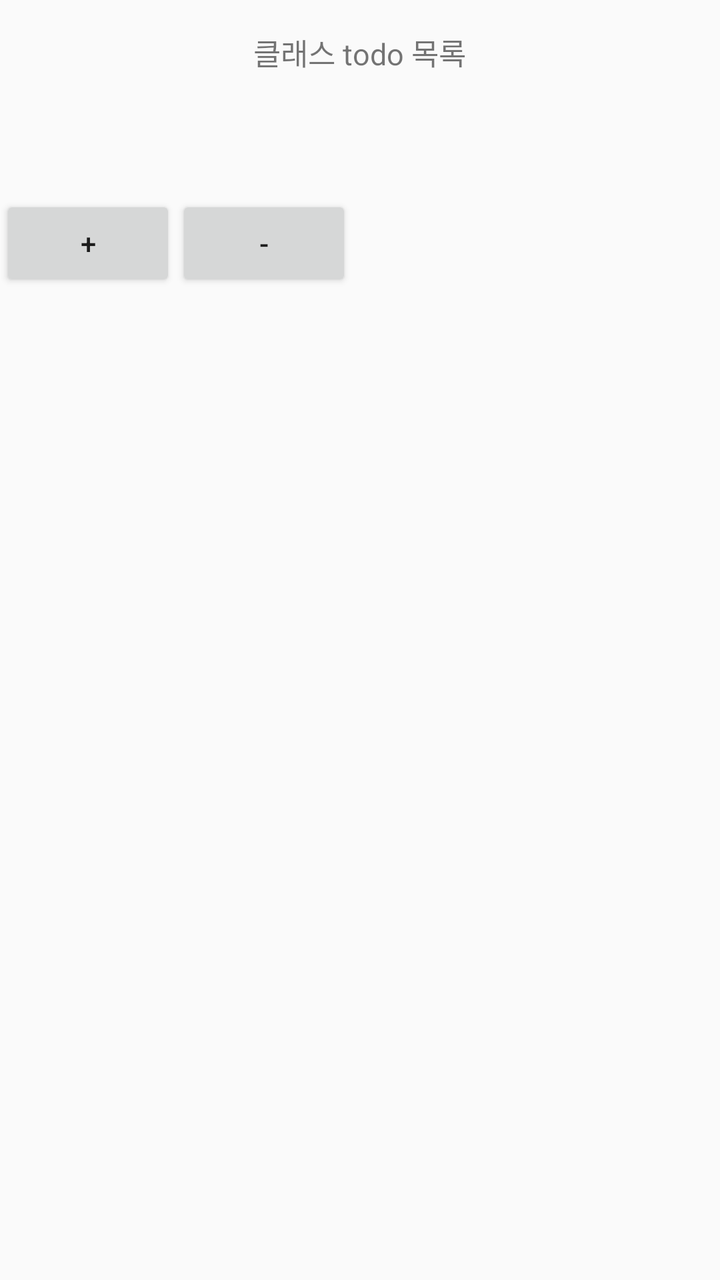
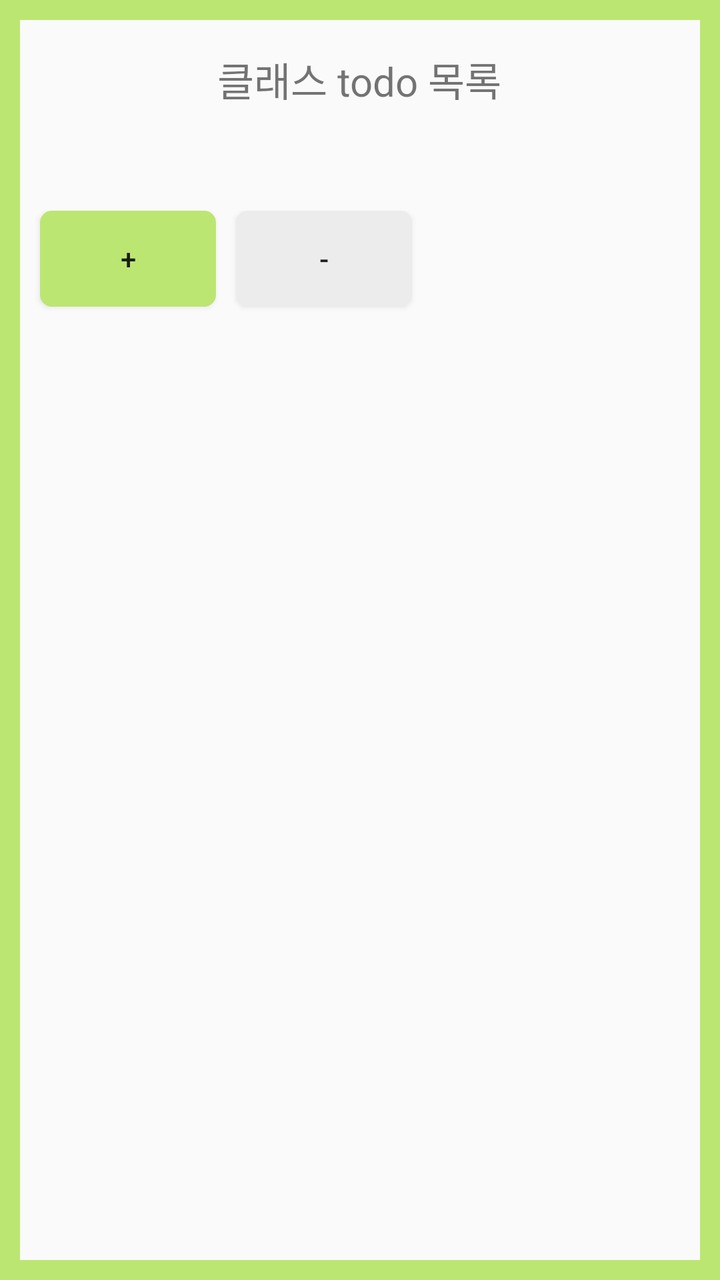

Compare the two renders of this Android layout. The source of the first and the diff that turns it into the second are given below.
<!-- AndroidManifest.xml: application theme Theme.AppCompat.Light.DarkActionBar -->
<!-- res/layout/activity_todo_c.xml -->
<?xml version="1.0" encoding="utf-8"?>
<LinearLayout xmlns:android="http://schemas.android.com/apk/res/android"
    android:layout_width="match_parent"
    android:layout_height="match_parent"
    android:orientation="vertical">

    <TextView
        android:id="@+id/todolistinclass"
        android:layout_width="wrap_content"
        android:layout_height="0dp"
        android:layout_gravity="center"
        android:text="클래스 todo 목록"
        android:layout_weight="1"
        android:textSize="15dp"
        android:layout_margin="15dp"/>

    <LinearLayout
        android:layout_width="match_parent"
        android:layout_height="0dp"
        android:orientation="horizontal"
        android:layout_weight="1">

        <Button
            android:layout_width="wrap_content"
            android:layout_height="wrap_content"
            android:id="@+id/addTodoC"
            android:layout_gravity="right"
            android:text="+"/>

        <Button
            android:layout_width="wrap_content"
            android:layout_height="wrap_content"
            android:layout_gravity="right"
            android:text="-"/>


    </LinearLayout>

    <LinearLayout
        android:layout_width="match_parent"
        android:layout_height="0dp"
        android:layout_weight="7"
        android:orientation="vertical">
        <ListView
            android:id="@+id/todoc"
            android:layout_width="match_parent"
            android:layout_height="wrap_content"/>
    </LinearLayout>

</LinearLayout>
<!-- resources referenced by this layout -->
<resources>

</resources>

<!-- the commit's change to res/layout/activity_todo_c.xml (unified diff, before → after) -->
@@ -2,6 +2,8 @@
 <LinearLayout xmlns:android="http://schemas.android.com/apk/res/android"
     android:layout_width="match_parent"
     android:layout_height="match_parent"
+    android:background="@drawable/lay_edge"
+    android:padding="10dp"
     android:orientation="vertical">
 
     <TextView
@@ -11,7 +13,7 @@
         android:layout_gravity="center"
         android:text="클래스 todo 목록"
         android:layout_weight="1"
-        android:textSize="15dp"
+        android:textSize="20dp"
         android:layout_margin="15dp"/>
 
     <LinearLayout
@@ -23,6 +25,8 @@
         <Button
             android:layout_width="wrap_content"
             android:layout_height="wrap_content"
+            android:layout_marginLeft="10dp"
+            android:background="@drawable/btn_ba"
             android:id="@+id/addTodoC"
             android:layout_gravity="right"
             android:text="+"/>
@@ -30,6 +34,8 @@
         <Button
             android:layout_width="wrap_content"
             android:layout_height="wrap_content"
+            android:layout_marginLeft="10dp"
+            android:background="@drawable/btn_re"
             android:layout_gravity="right"
             android:text="-"/>
 
<!-- resource entries referenced after the edit -->
@@ -1,5 +1,47 @@
 <!-- resources referenced by this layout -->
 <resources>
-
+  <!-- drawable btn_ba (drawable) -->
+  <?xml version="1.0" encoding="utf-8"?>
+  <shape xmlns:android="http://schemas.android.com/apk/res/android">
+  
+      <solid android:color="#BCE672"/>
+  
+      <stroke
+          android:width="2dp"
+          android:color="#BCE672"/>
+      <corners
+          android:topLeftRadius="5dp"
+          android:topRightRadius="5dp"
+          android:bottomLeftRadius="5dp"
+          android:bottomRightRadius="5dp" />
+  
+  </shape>
+  <!-- drawable btn_re (drawable) -->
+  <?xml version="1.0" encoding="utf-8"?>
+  <shape xmlns:android="http://schemas.android.com/apk/res/android">
+  
+      <solid android:color="#ececec"/>
+  
+      <stroke
+          android:width="2dp"
+          android:color="#ececec"/>
+      <corners
+          android:topLeftRadius="5dp"
+          android:topRightRadius="5dp"
+          android:bottomLeftRadius="5dp"
+          android:bottomRightRadius="5dp" />
+  
+  </shape>
+  <!-- drawable lay_edge (drawable) -->
+  <?xml version="1.0" encoding="utf-8"?>
+  <layer-list xmlns:android="http://schemas.android.com/apk/res/android">
+      <item>
+          <shape android:shape="rectangle">
+              <stroke android:width = "10dp" android:color ="#BCE672"/>
+              <solid android:color="#00ff0000"/>
+          </shape>
+      </item>
+  
+  </layer-list>
 </resources>
 
